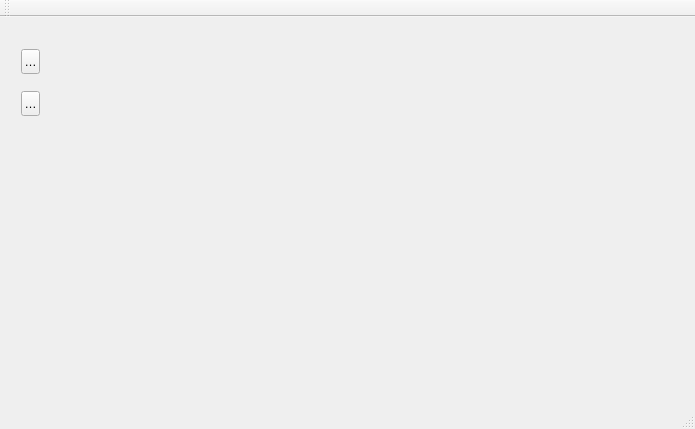
First picture: the form in MainProgram/mainwindow.ui, repository jameswhqi/12307, before the edit.
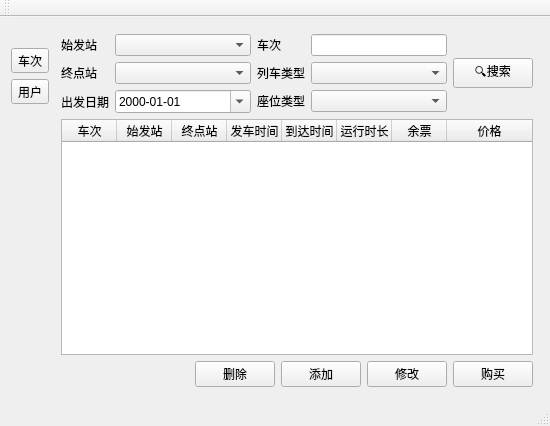
Second picture: the form after the edit. The open tabs and pages were chosen to show the change.

Patch:
```diff
--- a/MainProgram/mainwindow.ui
+++ b/MainProgram/mainwindow.ui
@@ -6,37 +6,343 @@
    <rect>
     <x>0</x>
     <y>0</y>
-    <width>695</width>
-    <height>429</height>
+    <width>550</width>
+    <height>426</height>
    </rect>
   </property>
   <property name="windowTitle">
    <string>MainWindow</string>
   </property>
   <widget class="QWidget" name="centralWidget">
+   <property name="sizePolicy">
+    <sizepolicy hsizetype="Expanding" vsizetype="Expanding">
+     <horstretch>0</horstretch>
+     <verstretch>0</verstretch>
+    </sizepolicy>
+   </property>
+   <layout class="QHBoxLayout" name="horizontalLayout_2">
+    <item>
+     <layout class="QVBoxLayout" name="verticalLayout">
+      <property name="spacing">
+       <number>-1</number>
+      </property>
+      <item>
+       <spacer name="verticalSpacer_2">
+        <property name="orientation">
+         <enum>Qt::Vertical</enum>
+        </property>
+        <property name="sizeType">
+         <enum>QSizePolicy::Fixed</enum>
+        </property>
+        <property name="sizeHint" stdset="0">
+         <size>
+          <width>20</width>
+          <height>20</height>
+         </size>
+        </property>
+       </spacer>
+      </item>
+      <item>
+       <widget class="QToolButton" name="train_btm">
+        <property name="text">
+         <string>车次</string>
+        </property>
+       </widget>
+      </item>
+      <item>
+       <widget class="QToolButton" name="user_btm">
+        <property name="text">
+         <string>用户</string>
+        </property>
+       </widget>
+      </item>
+      <item>
+       <spacer name="verticalSpacer">
+        <property name="orientation">
+         <enum>Qt::Vertical</enum>
+        </property>
+        <property name="sizeHint" stdset="0">
+         <size>
+          <width>20</width>
+          <height>40</height>
+         </size>
+        </property>
+       </spacer>
+      </item>
+     </layout>
+    </item>
+    <item>
    <widget class="QStackedWidget" name="stackedWidget">
-    <property name="geometry">
-     <rect>
-      <x>70</x>
-      <y>0</y>
-      <width>621</width>
-      <height>371</height>
-     </rect>
-    </property>
-    <widget class="QWidget" name="train"/>
+      <property name="sizePolicy">
+       <sizepolicy hsizetype="Preferred" vsizetype="Preferred">
+        <horstretch>0</horstretch>
+        <verstretch>0</verstretch>
+       </sizepolicy>
+      </property>
+      <property name="locale">
+       <locale language="Chinese" country="China"/>
+      </property>
+      <property name="currentIndex">
+       <number>0</number>
+      </property>
+      <widget class="QWidget" name="train">
+       <layout class="QVBoxLayout" name="verticalLayout_2">
+        <property name="leftMargin">
+         <number>6</number>
+        </property>
+        <property name="topMargin">
+         <number>6</number>
+        </property>
+        <property name="rightMargin">
+         <number>6</number>
+        </property>
+        <property name="bottomMargin">
+         <number>6</number>
+        </property>
+        <item>
+         <layout class="QHBoxLayout" name="horizontalLayout_4">
+          <item>
+           <layout class="QFormLayout" name="formLayout">
+            <item row="0" column="0">
+             <widget class="QLabel" name="label">
+              <property name="text">
+               <string>始发站</string>
+              </property>
+             </widget>
+            </item>
+            <item row="0" column="1">
+             <widget class="QComboBox" name="origin"/>
+            </item>
+            <item row="1" column="0">
+             <widget class="QLabel" name="label_2">
+              <property name="text">
+               <string>终点站</string>
+              </property>
+             </widget>
+            </item>
+            <item row="1" column="1">
+             <widget class="QComboBox" name="destination"/>
+            </item>
+            <item row="2" column="0">
+             <widget class="QLabel" name="label_3">
+              <property name="text">
+               <string>出发日期</string>
+              </property>
+             </widget>
+            </item>
+            <item row="2" column="1">
+             <widget class="QDateEdit" name="dateEdit">
+              <property name="sizePolicy">
+               <sizepolicy hsizetype="Expanding" vsizetype="Fixed">
+                <horstretch>0</horstretch>
+                <verstretch>0</verstretch>
+               </sizepolicy>
+              </property>
+              <property name="displayFormat">
+               <string>yyyy-MM-dd</string>
+              </property>
+              <property name="calendarPopup">
+               <bool>true</bool>
+              </property>
+             </widget>
+            </item>
+           </layout>
+          </item>
+          <item>
+           <layout class="QFormLayout" name="formLayout_2">
+            <item row="0" column="0">
+             <widget class="QLabel" name="label_4">
+              <property name="text">
+               <string>车次</string>
+              </property>
+             </widget>
+            </item>
+            <item row="0" column="1">
+             <widget class="QLineEdit" name="trainNumber"/>
+            </item>
+            <item row="1" column="0">
+             <widget class="QLabel" name="label_5">
+              <property name="text">
+               <string>列车类型</string>
+              </property>
+             </widget>
+            </item>
+            <item row="1" column="1">
+             <widget class="QComboBox" name="trainType"/>
+            </item>
+            <item row="2" column="0">
+             <widget class="QLabel" name="label_6">
+              <property name="text">
+               <string>座位类型</string>
+              </property>
+             </widget>
+            </item>
+            <item row="2" column="1">
+             <widget class="QComboBox" name="spotType"/>
+            </item>
+           </layout>
+          </item>
+          <item>
+           <widget class="QPushButton" name="searchButton">
+            <property name="sizePolicy">
+             <sizepolicy hsizetype="Minimum" vsizetype="Fixed">
+              <horstretch>0</horstretch>
+              <verstretch>0</verstretch>
+             </sizepolicy>
+            </property>
+            <property name="text">
+             <string>🔍搜索</string>
+            </property>
+            <property name="autoDefault">
+             <bool>true</bool>
+            </property>
+           </widget>
+          </item>
+         </layout>
+        </item>
+        <item>
+         <widget class="QTableWidget" name="trainInfo">
+          <property name="editTriggers">
+           <set>QAbstractItemView::NoEditTriggers</set>
+          </property>
+          <property name="selectionMode">
+           <enum>QAbstractItemView::SingleSelection</enum>
+          </property>
+          <property name="selectionBehavior">
+           <enum>QAbstractItemView::SelectRows</enum>
+          </property>
+          <property name="sortingEnabled">
+           <bool>true</bool>
+          </property>
+          <property name="rowCount">
+           <number>0</number>
+          </property>
+          <property name="columnCount">
+           <number>8</number>
+          </property>
+          <attribute name="horizontalHeaderDefaultSectionSize">
+           <number>55</number>
+          </attribute>
+          <attribute name="horizontalHeaderStretchLastSection">
+           <bool>true</bool>
+          </attribute>
+          <attribute name="verticalHeaderVisible">
+           <bool>false</bool>
+          </attribute>
+          <attribute name="verticalHeaderDefaultSectionSize">
+           <number>21</number>
+          </attribute>
+          <column>
+           <property name="text">
+            <string>车次</string>
+           </property>
+          </column>
+          <column>
+           <property name="text">
+            <string>始发站</string>
+           </property>
+          </column>
+          <column>
+           <property name="text">
+            <string>终点站</string>
+           </property>
+          </column>
+          <column>
+           <property name="text">
+            <string>发车时间</string>
+           </property>
+          </column>
+          <column>
+           <property name="text">
+            <string>到达时间</string>
+           </property>
+          </column>
+          <column>
+           <property name="text">
+            <string>运行时长</string>
+           </property>
+          </column>
+          <column>
+           <property name="text">
+            <string>余票</string>
+           </property>
+          </column>
+          <column>
+           <property name="text">
+            <string>价格</string>
+           </property>
+          </column>
+         </widget>
+        </item>
+        <item>
+         <layout class="QHBoxLayout" name="horizontalLayout_6">
+          <item>
+           <spacer name="horizontalSpacer">
+            <property name="orientation">
+             <enum>Qt::Horizontal</enum>
+            </property>
+            <property name="sizeHint" stdset="0">
+             <size>
+              <width>40</width>
+              <height>20</height>
+             </size>
+            </property>
+           </spacer>
+          </item>
+          <item>
+           <widget class="QPushButton" name="deleteButton">
+            <property name="text">
+             <string>删除</string>
+            </property>
+           </widget>
+          </item>
+          <item>
+           <widget class="QPushButton" name="addButton">
+            <property name="text">
+             <string>添加</string>
+            </property>
+           </widget>
+          </item>
+          <item>
+           <widget class="QPushButton" name="modifyButton">
+            <property name="sizePolicy">
+             <sizepolicy hsizetype="Preferred" vsizetype="Fixed">
+              <horstretch>0</horstretch>
+              <verstretch>0</verstretch>
+             </sizepolicy>
+            </property>
+            <property name="text">
+             <string>修改</string>
+            </property>
+           </widget>
+          </item>
+          <item>
+           <widget class="QPushButton" name="orderButton">
+            <property name="sizePolicy">
+             <sizepolicy hsizetype="Preferred" vsizetype="Fixed">
+              <horstretch>0</horstretch>
+              <verstretch>0</verstretch>
+             </sizepolicy>
+            </property>
+            <property name="text">
+             <string>购买</string>
+            </property>
+           </widget>
+          </item>
+         </layout>
+        </item>
+       </layout>
+      </widget>
     <widget class="QWidget" name="user">
+       <layout class="QVBoxLayout" name="verticalLayout_3">
+        <item>
      <widget class="QStackedWidget" name="stackedWidget_2">
-      <property name="geometry">
-       <rect>
-        <x>0</x>
-        <y>0</y>
-        <width>621</width>
-        <height>311</height>
-       </rect>
-      </property>
       <property name="frameShadow">
        <enum>QFrame::Raised</enum>
       </property>
+          <property name="currentIndex">
+           <number>1</number>
+          </property>
       <widget class="QWidget" name="info_stk"/>
       <widget class="QWidget" name="pass_stk"/>
       <widget class="QWidget" name="history_stk"/>
@@ -114,15 +420,8 @@
        </widget>
       </widget>
      </widget>
-     <widget class="QWidget" name="">
-      <property name="geometry">
-       <rect>
-        <x>70</x>
-        <y>320</y>
-        <width>471</width>
-        <height>41</height>
-       </rect>
-      </property>
+        </item>
+        <item>
       <layout class="QHBoxLayout" name="horizontalLayout">
        <item>
         <widget class="QToolButton" name="info_pb">
@@ -153,42 +452,19 @@
         </widget>
        </item>
       </layout>
-     </widget>
-    </widget>
-   </widget>
-   <widget class="QWidget" name="">
-    <property name="geometry">
-     <rect>
-      <x>10</x>
-      <y>10</y>
-      <width>41</width>
-      <height>111</height>
-     </rect>
-    </property>
-    <layout class="QVBoxLayout" name="verticalLayout">
-     <item>
-      <widget class="QToolButton" name="train_btm">
-       <property name="text">
-        <string>车次</string>
-       </property>
-      </widget>
-     </item>
-     <item>
-      <widget class="QToolButton" name="user_btm">
-       <property name="text">
-        <string>用户</string>
-       </property>
-      </widget>
-     </item>
-    </layout>
-   </widget>
+        </item>
+       </layout>
+      </widget>
+     </widget>
+    </item>
+   </layout>
   </widget>
   <widget class="QMenuBar" name="menuBar">
    <property name="geometry">
     <rect>
      <x>0</x>
      <y>0</y>
-     <width>695</width>
+     <width>550</width>
      <height>22</height>
     </rect>
    </property>
```
Lines whose indentation alone changed are shown as unchanged.
